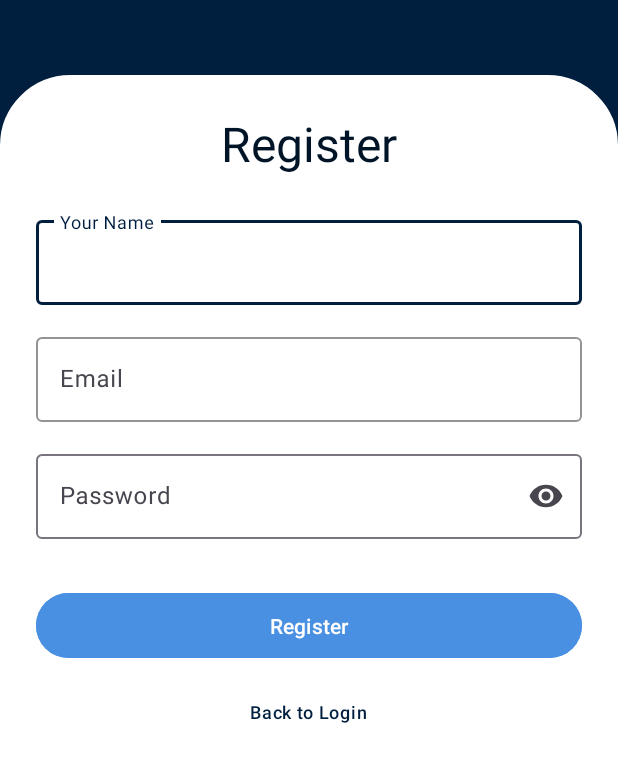
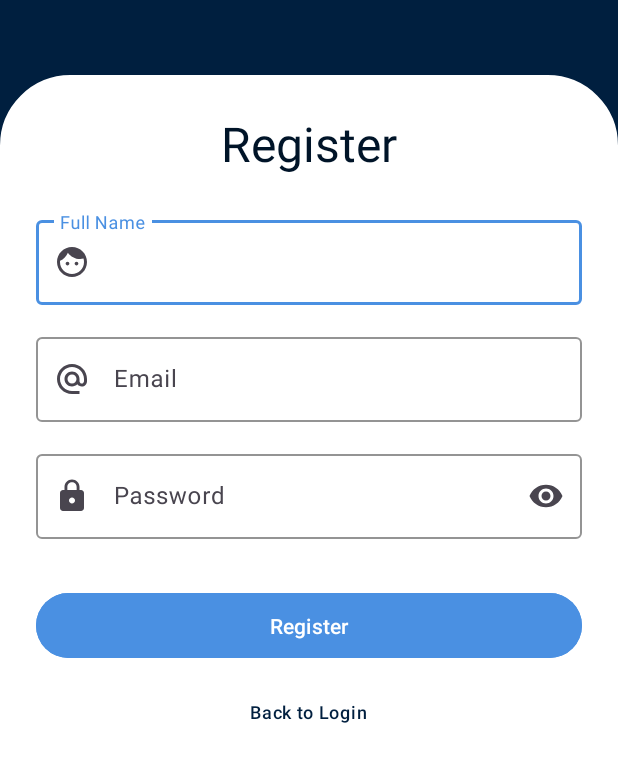
Before and after one commit to NDP4/Praktikum3_1, an Android app: the Register screen opened directly, with no data from a screen before it, on a phone screen of 412 x 824 dp, the part 195-977 px from its top. Run offline under Robolectric (Android 15) with nearby library versions, the phone set to English and light mode, and no system bars.

Commit message:
perbaikan ui dan skeletion

```diff
--- /dev/null
+++ b/app/src/main/res/drawable/email.xml
@@ -0,0 +1,5 @@
+<vector xmlns:android="http://schemas.android.com/apk/res/android" android:height="24dp" android:tint="#1A1C25" android:viewportHeight="24" android:viewportWidth="24" android:width="24dp">
+
+    <path android:fillColor="@android:color/white" android:pathData="M12,2C6.48,2 2,6.48 2,12s4.48,10 10,10h5v-2h-5c-4.34,0 -8,-3.66 -8,-8s3.66,-8 8,-8 8,3.66 8,8v1.43c0,0.79 -0.71,1.57 -1.5,1.57s-1.5,-0.78 -1.5,-1.57L17,12c0,-2.76 -2.24,-5 -5,-5s-5,2.24 -5,5 2.24,5 5,5c1.38,0 2.64,-0.56 3.54,-1.47 0.65,0.89 1.77,1.47 2.96,1.47 1.97,0 3.5,-1.6 3.5,-3.57L22,12c0,-5.52 -4.48,-10 -10,-10zM12,15c-1.66,0 -3,-1.34 -3,-3s1.34,-3 3,-3 3,1.34 3,3 -1.34,3 -3,3z"/>
+
+</vector>
--- /dev/null
+++ b/app/src/main/res/drawable/password.xml
@@ -0,0 +1,5 @@
+<vector xmlns:android="http://schemas.android.com/apk/res/android" android:height="24dp" android:tint="#1A1C25" android:viewportHeight="24" android:viewportWidth="24" android:width="24dp">
+
+    <path android:fillColor="@android:color/white" android:pathData="M18,8h-1L17,6c0,-2.76 -2.24,-5 -5,-5S7,3.24 7,6v2L6,8c-1.1,0 -2,0.9 -2,2v10c0,1.1 0.9,2 2,2h12c1.1,0 2,-0.9 2,-2L20,10c0,-1.1 -0.9,-2 -2,-2zM12,17c-1.1,0 -2,-0.9 -2,-2s0.9,-2 2,-2 2,0.9 2,2 -0.9,2 -2,2zM15.1,8L8.9,8L8.9,6c0,-1.71 1.39,-3.1 3.1,-3.1 1.71,0 3.1,1.39 3.1,3.1v2z"/>
+
+</vector>
--- /dev/null
+++ b/app/src/main/res/drawable/person.xml
@@ -0,0 +1,5 @@
+<vector xmlns:android="http://schemas.android.com/apk/res/android" android:height="24dp" android:tint="#1A1C25" android:viewportHeight="24" android:viewportWidth="24" android:width="24dp">
+
+    <path android:fillColor="@android:color/white" android:pathData="M9,11.75c-0.69,0 -1.25,0.56 -1.25,1.25s0.56,1.25 1.25,1.25 1.25,-0.56 1.25,-1.25 -0.56,-1.25 -1.25,-1.25zM15,11.75c-0.69,0 -1.25,0.56 -1.25,1.25s0.56,1.25 1.25,1.25 1.25,-0.56 1.25,-1.25 -0.56,-1.25 -1.25,-1.25zM12,2C6.48,2 2,6.48 2,12s4.48,10 10,10 10,-4.48 10,-10S17.52,2 12,2zM12,20c-4.41,0 -8,-3.59 -8,-8 0,-0.29 0.02,-0.58 0.05,-0.86 2.36,-1.05 4.23,-2.98 5.21,-5.37C11.07,8.33 14.05,10 17.42,10c0.78,0 1.53,-0.09 2.25,-0.26 0.21,0.71 0.33,1.47 0.33,2.26 0,4.41 -3.59,8 -8,8z"/>
+
+</vector>
--- a/app/src/main/res/layout/activity_register.xml
+++ b/app/src/main/res/layout/activity_register.xml
@@ -81,7 +81,11 @@
                 android:layout_width="match_parent"
                 android:layout_height="wrap_content"
                 android:layout_marginTop="24dp"
-                android:hint="Your Name"
+                android:hint="Full Name"
+                app:boxStrokeColor="@color/accent"
+                app:hintTextColor="@color/accent"
+                app:endIconMode="clear_text"
+                app:startIconDrawable="@drawable/person"
                 style="@style/Widget.Material3.TextInputLayout.OutlinedBox">
 
                 <com.google.android.material.textfield.TextInputEditText
@@ -98,6 +102,8 @@
                 android:hint="Email"
                 app:boxStrokeColor="@color/accent"
                 app:hintTextColor="@color/accent"
+                app:endIconMode="clear_text"
+                app:startIconDrawable="@drawable/email"
                 style="@style/Widget.Material3.TextInputLayout.OutlinedBox">
 
                 <com.google.android.material.textfield.TextInputEditText
@@ -112,7 +118,10 @@
                 android:layout_height="wrap_content"
                 android:layout_marginTop="16dp"
                 android:hint="Password"
+                app:boxStrokeColor="@color/accent"
+                app:hintTextColor="@color/accent"
                 app:endIconMode="password_toggle"
+                app:startIconDrawable="@drawable/password"
                 style="@style/Widget.Material3.TextInputLayout.OutlinedBox">
 
                 <com.google.android.material.textfield.TextInputEditText
```
Also changed, not shown: app/src/main/res/layout/activity_main.xml (+10 -0 lines).
